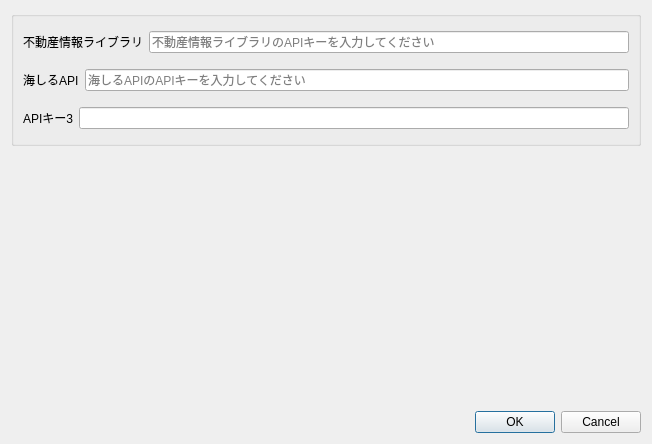
Qt form ui/apikey_keep.ui (MIERUNE/tmu-planning-plugin) before a commit.
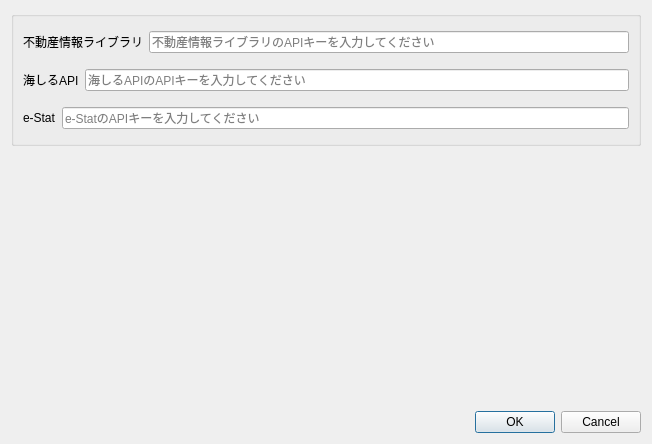
The same form after that commit.

Commit message: e-StatのAPIキーを保存して使用できるように

The edit to the form file:
```diff
--- a/ui/apikey_keep.ui
+++ b/ui/apikey_keep.ui
@@ -82,12 +82,16 @@
         <item row="0" column="0">
          <widget class="QLabel" name="apikeyLabel_3">
           <property name="text">
-           <string>APIキー3</string>
+           <string>e-Stat</string>
           </property>
          </widget>
         </item>
         <item row="0" column="1">
-         <widget class="QLineEdit" name="apikeyLineEdit_3"/>
+         <widget class="QLineEdit" name="apikeyLineEdit_3">
+          <property name="placeholderText">
+           <string>e-StatのAPIキーを入力してください</string>
+          </property>
+         </widget>
         </item>
        </layout>
       </item>
```
The commit also changes 1 other file.
